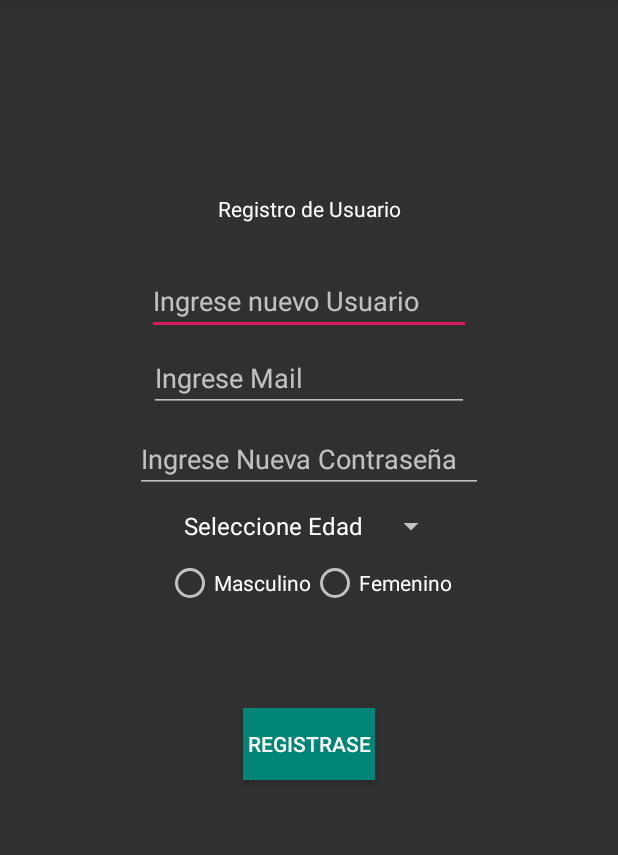
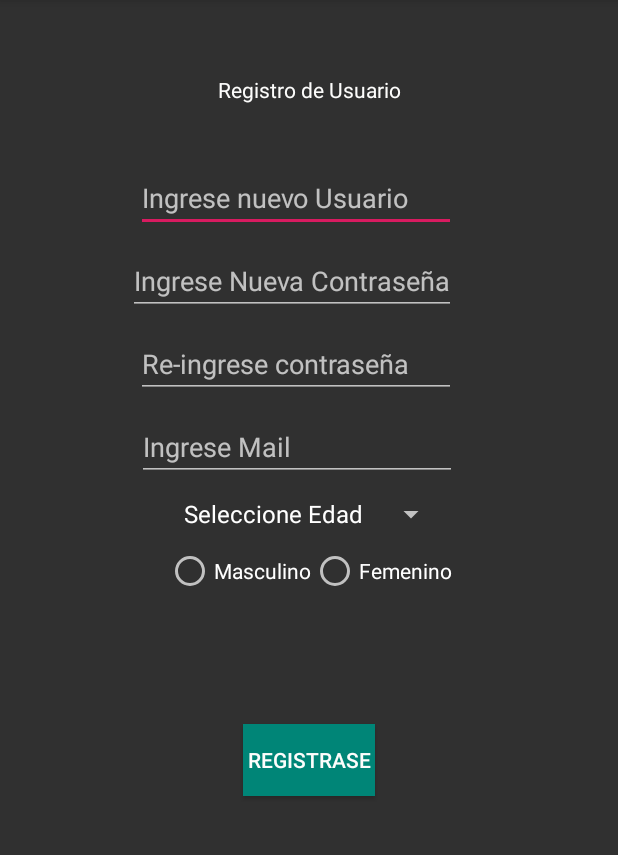
Before and after one commit to AlejandroPerezGarcia/LoginPage, an Android app: the RegistroUsuario screen opened directly, with no data from a screen before it, on a phone screen of 412 x 824 dp, the part 84-939 px from its top. Run offline under Robolectric (Android 15) with nearby library versions, the phone set to English and light mode, and no system bars.

Commit message:
desafio parte 2 con cambio en radio group

```diff
--- a/app/src/main/res/layout/ingreso_usuario.xml
+++ b/app/src/main/res/layout/ingreso_usuario.xml
@@ -9,52 +9,43 @@
 
     <TextView
         android:id="@+id/textView"
-        android:layout_width="0dp"
+        android:layout_width="wrap_content"
         android:layout_height="wrap_content"
-        android:layout_marginStart="145dp"
-        android:layout_marginTop="70dp"
-        android:layout_marginEnd="140dp"
-        android:layout_marginBottom="560dp"
+        android:layout_marginTop="50dp"
         android:text="@string/app_registro_usuario"
         android:textColor="@color/colorLetras"
-        app:layout_constraintBottom_toBottomOf="parent"
         app:layout_constraintEnd_toEndOf="parent"
         app:layout_constraintStart_toStartOf="parent"
         app:layout_constraintTop_toTopOf="parent" />
 
     <EditText
         android:id="@+id/editText"
-        android:layout_width="0dp"
+        android:layout_width="wrap_content"
         android:layout_height="wrap_content"
-        android:layout_marginStart="98dp"
-        android:layout_marginTop="20dp"
-        android:layout_marginEnd="98dp"
-        android:layout_marginBottom="20dp"
+        android:layout_marginTop="40dp"
         android:ems="10"
         android:entries="@array/edades"
         android:hint="@string/app_nuevo_usuario"
         android:inputType="textPersonName"
-        app:layout_constraintBottom_toTopOf="@+id/editText5"
         app:layout_constraintEnd_toEndOf="parent"
-        app:layout_constraintHorizontal_bias="1.0"
+        app:layout_constraintHorizontal_bias="0.456"
         app:layout_constraintStart_toStartOf="parent"
         app:layout_constraintTop_toBottomOf="@+id/textView" />
+
 
     <EditText
         android:id="@+id/editText5"
         android:layout_width="0dp"
         android:layout_height="wrap_content"
-        android:layout_marginStart="90dp"
-        android:layout_marginTop="31dp"
-        android:layout_marginEnd="90dp"
-        android:layout_marginBottom="20dp"
+        android:layout_marginStart="85dp"
+        android:layout_marginTop="10dp"
+        android:layout_marginEnd="108dp"
         android:ems="10"
         android:hint="@string/app_ingrese_password"
         android:inputType="textPassword"
         android:maxLength="6"
-        app:layout_constraintBottom_toTopOf="@+id/spinner"
         app:layout_constraintEnd_toEndOf="parent"
-        app:layout_constraintHorizontal_bias="0.0"
+        app:layout_constraintHorizontal_bias="0.456"
         app:layout_constraintStart_toStartOf="parent"
         app:layout_constraintTop_toBottomOf="@+id/editText" />
 
@@ -63,46 +54,55 @@
         android:layout_width="wrap_content"
         android:layout_height="wrap_content"
         android:layout_marginTop="10dp"
-        android:layout_marginBottom="10dp"
+
         android:entries="@array/edades"
         android:spinnerMode="dialog"
-
         app:layout_constraintEnd_toEndOf="parent"
+        app:layout_constraintHorizontal_bias="0.502"
         app:layout_constraintStart_toStartOf="parent"
-        app:layout_constraintTop_toBottomOf="@+id/editText5" />
+        app:layout_constraintTop_toBottomOf="@+id/editText2" />
 
     <EditText
         android:id="@+id/editText2"
         android:layout_width="wrap_content"
         android:layout_height="wrap_content"
-        android:layout_marginStart="99dp"
-        android:layout_marginTop="17dp"
-        android:layout_marginEnd="99dp"
-        android:layout_marginBottom="19dp"
+        android:layout_marginTop="10dp"
+        android:layout_marginEnd="92dp"
         android:ems="10"
         android:hint="@string/app_email"
         android:inputType="textEmailAddress"
-        app:layout_constraintBottom_toTopOf="@+id/editText5"
         app:layout_constraintEnd_toEndOf="parent"
+        app:layout_constraintHorizontal_bias="0.857"
         app:layout_constraintStart_toStartOf="parent"
-        app:layout_constraintTop_toBottomOf="@+id/editText" />
-
+        app:layout_constraintTop_toBottomOf="@+id/editText6" />
 
     <Button
         android:id="@+id/button3"
         android:layout_width="wrap_content"
         android:layout_height="wrap_content"
-        android:layout_marginStart="175dp"
-        android:layout_marginTop="67dp"
-        android:layout_marginEnd="175dp"
-        android:layout_marginBottom="248dp"
+        android:layout_marginTop="16dp"
+        android:layout_marginBottom="168dp"
         android:background="@color/colorPrimary"
         android:text="@string/app_registrarse"
         android:textColor="@color/colorLetras"
         app:layout_constraintBottom_toBottomOf="parent"
         app:layout_constraintEnd_toEndOf="parent"
+        app:layout_constraintHorizontal_bias="0.501"
         app:layout_constraintStart_toStartOf="parent"
         app:layout_constraintTop_toBottomOf="@+id/radioGroup" />
+
+    <EditText
+        android:id="@+id/editText6"
+        android:layout_width="wrap_content"
+        android:layout_height="wrap_content"
+        android:layout_marginTop="10dp"
+        android:ems="10"
+        android:hint="@string/app_re_ingrese_pass"
+        android:inputType="textEmailAddress"
+        app:layout_constraintEnd_toEndOf="parent"
+        app:layout_constraintHorizontal_bias="0.456"
+        app:layout_constraintStart_toStartOf="parent"
+        app:layout_constraintTop_toBottomOf="@+id/editText5" />
 
     <RadioGroup
         android:id="@+id/radioGroup"
@@ -111,8 +111,6 @@
         android:layout_marginTop="10dp"
         android:orientation="horizontal"
         app:layout_constraintEnd_toEndOf="parent"
-
-
         app:layout_constraintStart_toStartOf="parent"
         app:layout_constraintTop_toBottomOf="@+id/spinner">
 
@@ -120,7 +118,6 @@
             android:id="@+id/radioButton4"
             android:layout_width="wrap_content"
             android:layout_height="wrap_content"
-
             android:text="@string/app_masculino" />
 
         <RadioButton
--- a/app/src/main/res/values/strings.xml
+++ b/app/src/main/res/values/strings.xml
@@ -12,6 +12,7 @@
     <string name="app_email">Ingrese Mail</string>
     <string name="app_masculino">Masculino</string>
     <string name="app_fememino">Femenino</string>
+    <string name="app_re_ingrese_pass">Re-ingrese contraseña</string>
 
 
     <string-array name="edades">
```
